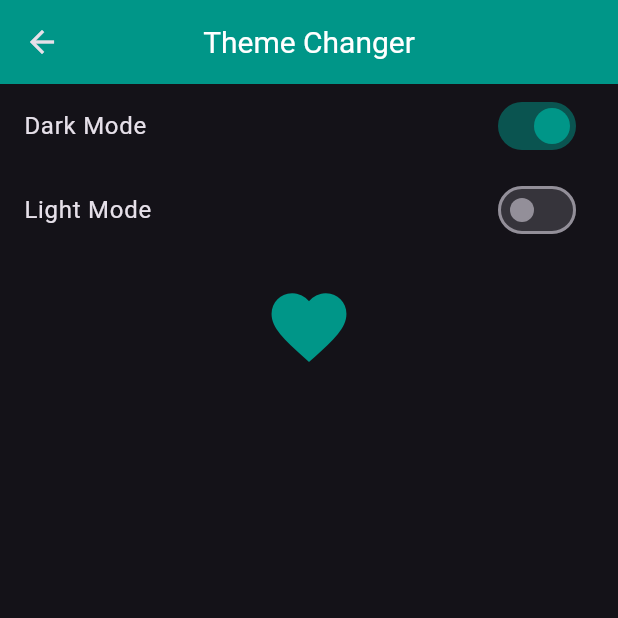
After one commit to WajahatOrkz/provider_state, a Flutter app: the ThemeChangerScreen screen opened directly, after a tap on "Dark Mode", on a phone screen of 412 x 824 dp, the top half of it. The commit adds this screen. Run offline on Flutter 3.47's test engine with Material 3 defaults, Android fonts, the phone set to English and light mode, and no system bars.

Commit message:
we added in this valuelistner to perform the functionilty and show changes in ui in statelesswidget

```diff
--- a/lib/main.dart
+++ b/lib/main.dart
@@ -2,10 +2,13 @@ import 'package:flutter/material.dart';
 import 'package:provider_state/provider/count_provider.dart';
 import 'package:provider_state/provider/favourite_provider.dart';
 import 'package:provider_state/provider/slider_provider.dart';
+import 'package:provider_state/provider/theme_provider.dart';
 import 'package:provider_state/screens/count_example.dart';
 import 'package:provider/provider.dart';
 import 'package:provider_state/screens/favourite_screen.dart';
 import 'package:provider_state/screens/slider_screen.dart';
+import 'package:provider_state/screens/theme_changer_screen.dart';
+import 'package:provider_state/screens/value_notifier_listner.dart';
 
 void main() {
   runApp(const MyApp());
@@ -21,11 +24,33 @@ class MyApp extends StatelessWidget {
         ChangeNotifierProvider(create: (_) => CountProvider()),
         ChangeNotifierProvider(create: (_) => SliderProvider()),
         ChangeNotifierProvider(create: (_) => FavouriteProvider()),
+        ChangeNotifierProvider(create: (_) => ThemeProvider()),
       ],
 
-      child: MaterialApp(
-        debugShowCheckedModeBanner: false,
-        home: FavouriteScreen(),
+      child: Builder(
+        builder: (BuildContext context) {
+          final themeProvider = Provider.of<ThemeProvider>(context);
+          return MaterialApp(
+            debugShowCheckedModeBanner: false,
+
+            themeMode:
+                themeProvider.isdarktheme ? ThemeMode.dark : ThemeMode.light,
+            theme: ThemeData(
+              primarySwatch: Colors.blue,
+              iconTheme: IconThemeData(color: Colors.blue),
+              appBarTheme: AppBarTheme(color: Colors.blue),
+            ),
+
+            darkTheme: ThemeData(
+              brightness: Brightness.dark,
+              primarySwatch: Colors.red,
+              primaryColor: Colors.red,
+              iconTheme: IconThemeData(color: Colors.teal),
+              appBarTheme: AppBarTheme(color: Colors.teal),
+            ),
+            home: ValueNotifierListner(),
+          );
+        },
       ),
     );
   }
--- /dev/null
+++ b/lib/provider/theme_provider.dart
@@ -0,0 +1,10 @@
+import 'package:flutter/foundation.dart';
+
+class ThemeProvider with ChangeNotifier {
+  bool _isDarkTheme = false;
+  bool get isdarktheme => _isDarkTheme;
+  void setTheme(bool isDarkTheme) {
+    _isDarkTheme = isDarkTheme;
+    notifyListeners();
+  }
+}
--- /dev/null
+++ b/lib/screens/theme_changer_screen.dart
@@ -0,0 +1,46 @@
+import 'package:flutter/material.dart';
+import 'package:provider/provider.dart';
+import 'package:provider_state/provider/theme_provider.dart';
+
+class ThemeChangerScreen extends StatefulWidget {
+  const ThemeChangerScreen({super.key});
+
+  @override
+  State<ThemeChangerScreen> createState() => _ThemeChangerScreenState();
+}
+
+class _ThemeChangerScreenState extends State<ThemeChangerScreen> {
+  @override
+  Widget build(BuildContext context) {
+    final themeProvider = Provider.of<ThemeProvider>(context);
+    return Scaffold(
+      appBar: AppBar(
+        title: Text("Theme Changer"),
+        titleTextStyle: TextStyle(color: Colors.white, fontSize: 20),
+        centerTitle: true,
+      ),
+      body: Column(
+        children: [
+          SwitchListTile(
+            value: themeProvider.isdarktheme,
+            activeColor: Colors.teal,
+            title: Text("Dark Mode"),
+            onChanged: (val) {
+              themeProvider.setTheme(val);
+            },
+          ),
+          SwitchListTile(
+            value: !themeProvider.isdarktheme,
+            activeColor: Colors.blue,
+            title: Text("Light Mode"),
+            onChanged: (val) {
+              themeProvider.setTheme(!val);
+            },
+          ),
+          SizedBox(height: 20),
+          Icon(Icons.favorite, size: 60),
+        ],
+      ),
+    );
+  }
+}
--- /dev/null
+++ b/lib/screens/value_notifier_listner.dart
@@ -0,0 +1,66 @@
+import 'package:flutter/material.dart';
+
+class ValueNotifierListner extends StatelessWidget {
+  ValueNotifierListner({super.key});
+
+  @override
+  Widget build(BuildContext context) {
+    ValueNotifier<int> _count = ValueNotifier<int>(0);
+    ValueNotifier<bool> toggle = ValueNotifier<bool>(false);
+
+    return Scaffold(
+      appBar: AppBar(
+        title: Text("Stateless Widget to Statefull Widget"),
+        titleTextStyle: TextStyle(color: Colors.white, fontSize: 16),
+        backgroundColor: Colors.green,
+        centerTitle: true,
+      ),
+      body: Column(
+        mainAxisAlignment: MainAxisAlignment.center,
+
+        children: [
+          ValueListenableBuilder(
+            valueListenable: toggle,
+            builder: (context, value, child) {
+              return TextFormField(
+                obscureText: toggle.value,
+                obscuringCharacter: "*",
+                decoration: InputDecoration(
+                  suffixIcon: InkWell(
+                    onTap: () {
+                      toggle.value = !toggle.value;
+                    },
+                    child: Icon(
+                      toggle.value ? Icons.visibility_off : Icons.visibility,
+                      color: Colors.green,
+                    ),
+                  ),
+                  hintText: "Enter ypur password",
+                ),
+              );
+            },
+          ),
+          SizedBox(height: 20),
+
+          ValueListenableBuilder(
+            valueListenable: _count,
+            builder: (context, value, child) {
+              return Center(
+                child: Text(
+                  _count.value.toString(),
+                  style: TextStyle(fontSize: 30),
+                ),
+              );
+            },
+          ),
+        ],
+      ),
+      floatingActionButton: FloatingActionButton(
+        onPressed: () {
+          _count.value++;
+        },
+        child: Icon(Icons.add),
+      ),
+    );
+  }
+}
```
